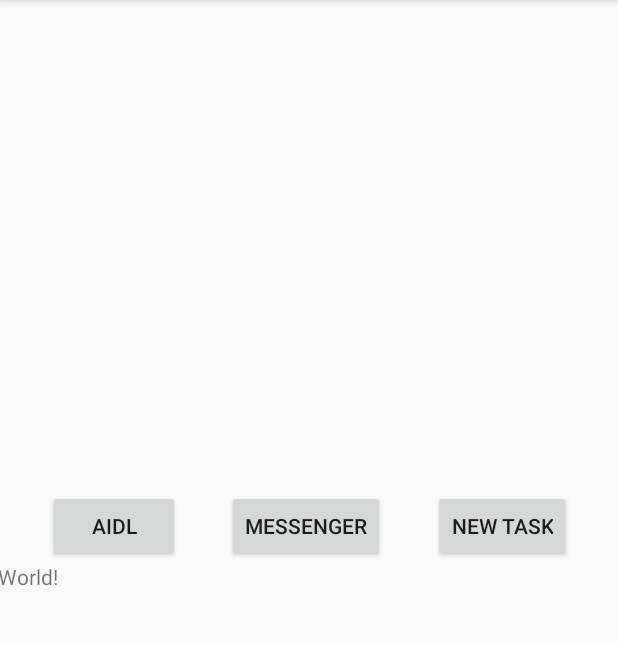
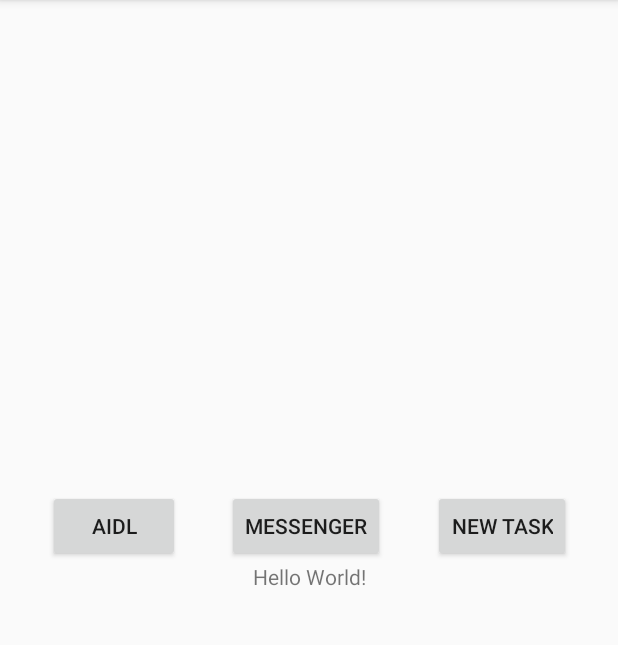
Before and after one commit to pjwingold/AidlTest, an Android app: the screen it shows after launch (MainActivity), on a phone screen of 412 x 824 dp, the part 84-729 px from its top. Run offline under Robolectric (Android 15) with nearby library versions, the phone set to English and light mode, and no system bars; libraries missing offline, so code that uses them is left out: kotlinx.coroutines.experimental; 1 statement that could not run was skipped.

```diff
--- a/app/src/main/AndroidManifest.xml
+++ b/app/src/main/AndroidManifest.xml
@@ -1,6 +1,6 @@
 <?xml version="1.0" encoding="utf-8"?>
-<manifest package="pjwin.com.aidltest"
-          xmlns:android="http://schemas.android.com/apk/res/android">
+<manifest xmlns:android="http://schemas.android.com/apk/res/android"
+    package="pjwin.com.aidltest">
 
     <application
         android:allowBackup="true"
--- a/build.gradle
+++ b/build.gradle
@@ -1,13 +1,13 @@
 // Top-level build file where you can add configuration options common to all sub-projects/modules.
 
 buildscript {
-    ext.kotlin_version = '1.2.21'
+    ext.kotlin_version = '1.2.41'
     repositories {
         google()
         jcenter()
     }
     dependencies {
-        classpath 'com.android.tools.build:gradle:3.0.1'
+        classpath 'com.android.tools.build:gradle:3.1.2'
         classpath "org.jetbrains.kotlin:kotlin-gradle-plugin:$kotlin_version"
 
         // NOTE: Do not place your application dependencies here; they belong
--- a/crossprocessclient/src/main/AndroidManifest.xml
+++ b/crossprocessclient/src/main/AndroidManifest.xml
@@ -3,6 +3,7 @@
           xmlns:android="http://schemas.android.com/apk/res/android">
 
     <application
+        android:name=".AidlApp"
         android:allowBackup="true"
         android:icon="@mipmap/ic_launcher"
         android:label="@string/app_name"
--- /dev/null
+++ b/crossprocessclient/src/main/java/pjwin/com/crossprocessclient/AidlApp.kt
@@ -0,0 +1,27 @@
+package pjwin.com.crossprocessclient
+
+import android.app.Application
+import android.content.Context
+
+class AidlApp : Application() {
+
+    override fun onCreate() {
+        super.onCreate()
+        instance = this
+        context = applicationContext
+    }
+
+    companion object {
+        @SuppressWarnings("StaticFieldLeak")
+        @JvmStatic
+        lateinit var instance: AidlApp
+            private set
+
+        @SuppressWarnings("StaticFieldLeak")
+        lateinit var context: Context
+            private set
+    }
+}
+
+val Context.aldiApp: AidlApp
+    get() = applicationContext as AidlApp
--- a/crossprocessclient/src/main/java/pjwin/com/crossprocessclient/MainActivity.kt
+++ b/crossprocessclient/src/main/java/pjwin/com/crossprocessclient/MainActivity.kt
@@ -1,34 +1,21 @@
 package pjwin.com.crossprocessclient
 
-import android.content.ComponentName
-import android.content.Context
 import android.content.Intent
-import android.content.ServiceConnection
 import android.os.Bundle
-import android.os.IBinder
-import android.os.Message
-import android.os.Messenger
 import android.support.v7.app.AppCompatActivity
 import android.util.Log
 import android.widget.Button
 import android.widget.TextView
-import kotlinx.coroutines.experimental.android.UI
-import kotlinx.coroutines.experimental.async
-import kotlinx.coroutines.experimental.launch
-import pjwin.com.aidltest.AidlTestInterface
 import pjwin.com.aidltest.Person
 
 
 class MainActivity : AppCompatActivity() {
     private val TAG = MainActivity::class.qualifiedName
-    private var messengerBound = false
-    private var aidlBound = false
     private lateinit var aidlBtn: Button
     private lateinit var messengerBtn: Button
     private lateinit var taskBtn: Button
-    private var messenger: Messenger? = null
-    private var aidlService: AidlTestInterface? = null
     private lateinit var resultTxt: TextView
+    private lateinit var connectionListener: ServiceConnectionListener
 
     override fun onCreate(savedInstanceState: Bundle?) {
         super.onCreate(savedInstanceState)
@@ -48,87 +35,27 @@ class MainActivity : AppCompatActivity() {
             intent.addFlags(Intent.FLAG_ACTIVITY_NEW_TASK)
             startActivity(intent)
         }
+
+        connectionListener = ServiceConnectionListener { list -> showPerson(list) }
+        lifecycle.addObserver(connectionListener)
+
     }
 
-    private val messengerConn = object : ServiceConnection {
-        override fun onServiceDisconnected(name: ComponentName?) {
-            messengerBound = false
-        }
-
-        override fun onServiceConnected(name: ComponentName?, service: IBinder?) {
-            messenger = Messenger(service)
-            messengerBound = true
-        }
-    }
-
-    private val aidlConn = object : ServiceConnection {
-        override fun onServiceDisconnected(name: ComponentName?) {
-            aidlBound = false
-        }
-
-        override fun onServiceConnected(name: ComponentName?, service: IBinder?) {
-            aidlService = AidlTestInterface.Stub.asInterface(service)
-            aidlBound = true
-        }
-    }
-
-    override fun onStart() {
-        super.onStart()
-        var intent = Intent("pjwin.com.aidltest.AidlService")
-        intent.`package` = "pjwin.com.aidltest"
-        bindService(intent, aidlConn, Context.BIND_AUTO_CREATE)
-
-        intent = Intent("pjwin.com.aidltest.MessengerService")
-        intent.`package` = "pjwin.com.aidltest"
-        bindService(intent, messengerConn, Context.BIND_AUTO_CREATE)
-    }
-
-    override fun onStop() {
-        super.onStop()
-        unbindService(messengerConn)
-        messengerBound = false
-
-        unbindService(aidlConn)
-        aidlBound = false
-    }
 
     private fun aidlAction() {
-        if (aidlBound) {
-            launch(UI) {
-                Log.d(TAG, "loading")
-                addPerson(1, "max").await()
-                addPerson(2, "jun").await()
-                addPerson(3, "ying").await()
-
-                val personList = listPersons().await()
-                showPerson(personList)
-            }
-        }
-    }
-
-    private fun addPerson(id: Int, name: String) = async {
-        aidlService?.addPerson(Person(id, name))
-    }
-
-    private fun listPersons() = async {
-        aidlService?.listPersons()
+        Log.d(TAG, "loading")
+        connectionListener.aidlAction()
     }
 
     private fun showPerson(personList: List<Person>?) {
         Log.d(TAG, "loading finish")
-        personList?.map {
+        personList?.forEach {
             Log.d(TAG, "person id: " + it.id + " name: " + it.name)
             resultTxt.text = "person id: " + it.id + " name: " + it.name
         }
     }
 
     private fun messengerAction() {
-        if (messengerBound) {
-            val message = Message.obtain(null, 100)
-            val bundle = Bundle()
-            bundle.putString("TAG", "Bundle data from client")
-            message.data = bundle
-            messenger?.send(message)
-        }
+        connectionListener.messengerAction()
     }
 }
--- /dev/null
+++ b/crossprocessclient/src/main/java/pjwin/com/crossprocessclient/ServiceConnectionListener.kt
@@ -0,0 +1,106 @@
+package pjwin.com.crossprocessclient
+
+import android.arch.lifecycle.Lifecycle
+import android.arch.lifecycle.LifecycleObserver
+import android.arch.lifecycle.OnLifecycleEvent
+import android.content.ComponentName
+import android.content.Context
+import android.content.Intent
+import android.content.ServiceConnection
+import android.os.Bundle
+import android.os.IBinder
+import android.os.Message
+import android.os.Messenger
+import kotlinx.coroutines.experimental.android.UI
+import kotlinx.coroutines.experimental.async
+import kotlinx.coroutines.experimental.launch
+import pjwin.com.aidltest.AidlTestInterface
+import pjwin.com.aidltest.Person
+
+class ServiceConnectionListener(private var aidlCallback: ((List<Person>) -> Unit)?) : LifecycleObserver {
+
+    private var messengerBound = false
+    private var messenger: Messenger? = null
+    private var aidlBound = false
+    private var aidlService: AidlTestInterface? = null
+
+    //inline fun callback(block: () -> Unit) = block()
+
+    @OnLifecycleEvent(Lifecycle.Event.ON_START)
+    fun start() {
+        var intent = Intent("pjwin.com.aidltest.AidlService")
+        intent.`package` = "pjwin.com.aidltest"
+        AidlApp.context.bindService(intent, aidlConn, Context.BIND_AUTO_CREATE)
+
+        intent = Intent("pjwin.com.aidltest.MessengerService")
+        intent.`package` = "pjwin.com.aidltest"
+        AidlApp.context.bindService(intent, messengerConn, Context.BIND_AUTO_CREATE)
+    }
+
+    @OnLifecycleEvent(Lifecycle.Event.ON_STOP)
+    fun stop() {
+        AidlApp.context.unbindService(messengerConn)
+        messengerBound = false
+
+        AidlApp.context.unbindService(aidlConn)
+        aidlBound = false
+    }
+
+    @OnLifecycleEvent(Lifecycle.Event.ON_DESTROY)
+    fun destroy() {
+        aidlCallback = null
+    }
+
+    private val messengerConn = object : ServiceConnection {
+        override fun onServiceDisconnected(name: ComponentName?) {
+            messengerBound = false
+        }
+
+        override fun onServiceConnected(name: ComponentName?, service: IBinder?) {
+            messenger = Messenger(service)
+            messengerBound = true
+        }
+    }
+
+    private val aidlConn = object : ServiceConnection {
+        override fun onServiceDisconnected(name: ComponentName?) {
+            aidlBound = false
+        }
+
+        override fun onServiceConnected(name: ComponentName?, service: IBinder?) {
+            aidlService = AidlTestInterface.Stub.asInterface(service)
+            aidlBound = true
+        }
+    }
+
+    fun messengerAction() {
+        if (messengerBound) {
+            val message = Message.obtain(null, 100)
+            val bundle = Bundle()
+            bundle.putString("TAG", "Bundle data from client")
+            message.data = bundle
+            messenger?.send(message)
+        }
+    }
+
+    fun aidlAction() {
+        if (aidlBound) {
+            launch(UI) {
+                addPerson(1, "max").await()
+                addPerson(2, "jun").await()
+                addPerson(3, "ying").await()
+
+                val personList = listPersons().await()
+                personList?.let { aidlCallback?.invoke(it) }
+            }
+        }
+    }
+
+    private fun addPerson(id: Int, name: String) = async {
+        aidlService?.addPerson(Person(id, name))
+    }
+
+    private fun listPersons() = async {
+        aidlService?.listPersons()
+    }
+}
--- a/crossprocessclient/src/main/res/layout/activity_main.xml
+++ b/crossprocessclient/src/main/res/layout/activity_main.xml
@@ -1,6 +1,5 @@
 <?xml version="1.0" encoding="utf-8"?>
-<android.support.constraint.ConstraintLayout
-    xmlns:android="http://schemas.android.com/apk/res/android"
+<android.support.constraint.ConstraintLayout xmlns:android="http://schemas.android.com/apk/res/android"
     xmlns:app="http://schemas.android.com/apk/res-auto"
     xmlns:tools="http://schemas.android.com/tools"
     android:layout_width="match_parent"
@@ -14,34 +13,34 @@
         android:text="Hello World!"
         app:layout_constraintBottom_toBottomOf="parent"
         app:layout_constraintLeft_toLeftOf="parent"
-        app:layout_constraintRight_toLeftOf="parent"
+        app:layout_constraintRight_toRightOf="parent"
         app:layout_constraintTop_toTopOf="parent" />
 
     <Button
         android:id="@+id/aidl_btn"
         android:layout_width="wrap_content"
         android:layout_height="wrap_content"
+        android:text="AIDL"
         app:layout_constraintBottom_toTopOf="@+id/result_txt"
         app:layout_constraintLeft_toLeftOf="parent"
-        app:layout_constraintRight_toLeftOf="@+id/messenger_btn"
-        android:text="AIDL" />
+        app:layout_constraintRight_toLeftOf="@+id/messenger_btn" />
 
     <Button
         android:id="@+id/messenger_btn"
         android:layout_width="wrap_content"
         android:layout_height="wrap_content"
+        android:text="Messenger"
+        app:layout_constraintBottom_toTopOf="@+id/result_txt"
         app:layout_constraintLeft_toRightOf="@+id/aidl_btn"
-        app:layout_constraintBottom_toTopOf="@+id/result_txt"
-        app:layout_constraintRight_toRightOf="@id/task_btn"
-        android:text="Messenger" />
+        app:layout_constraintRight_toRightOf="@id/task_btn" />
 
     <Button
         android:id="@+id/task_btn"
         android:layout_width="wrap_content"
         android:layout_height="wrap_content"
+        android:text="New Task"
+        app:layout_constraintBottom_toTopOf="@+id/result_txt"
         app:layout_constraintLeft_toRightOf="@+id/messenger_btn"
-        app:layout_constraintBottom_toTopOf="@+id/result_txt"
-        app:layout_constraintRight_toRightOf="parent"
-        android:text="New Task" />
+        app:layout_constraintRight_toRightOf="parent" />
 
 </android.support.constraint.ConstraintLayout>
```
Also changed, not shown: crossprocessclient/build.gradle (+8 -2 lines), gradle/wrapper/gradle-wrapper.properties.
